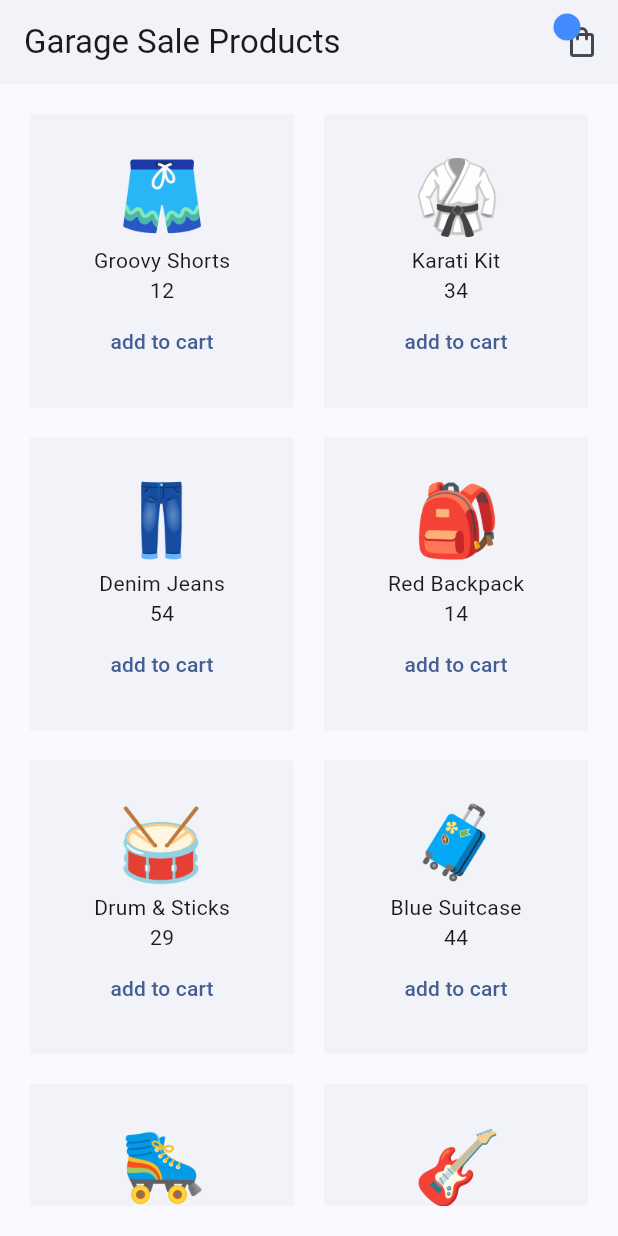
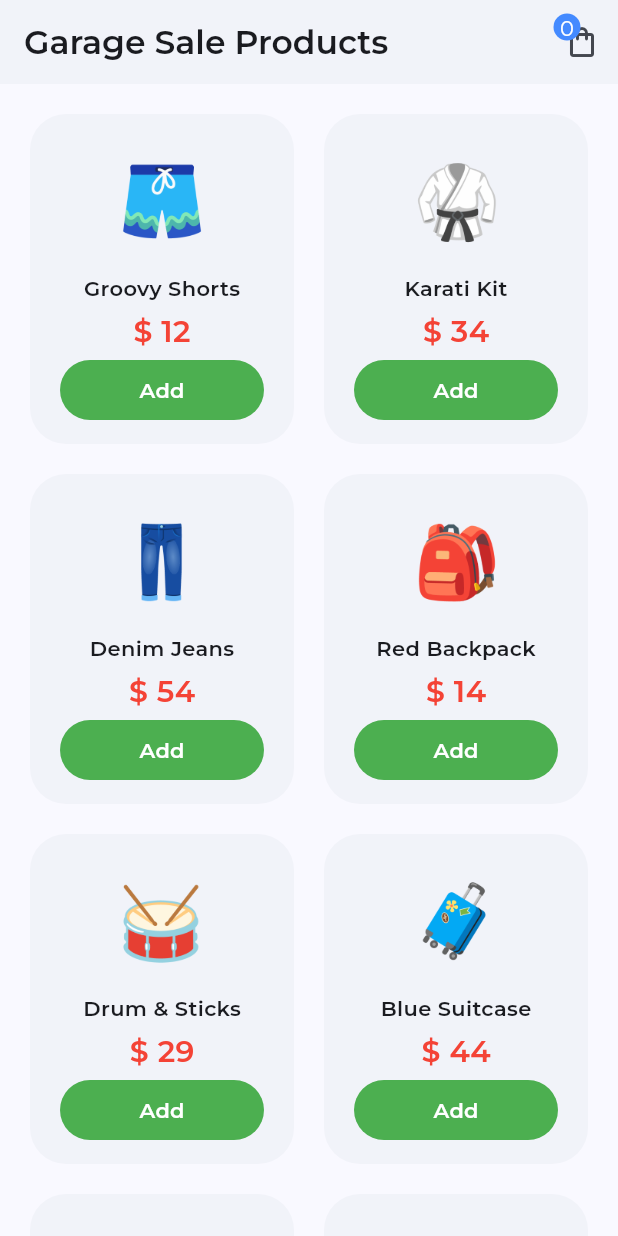
Before and after one commit to itiswd/Riverpod-Simple-Local-ECommerce, a Flutter app: the screen it shows after launch, on a phone screen of 412 x 824 dp. Run offline on Flutter 3.47's test engine with Material 3 defaults, Android fonts, the phone set to English and light mode, and no system bars; our stand-ins replace flutter_riverpod, riverpod_annotation; generated files the repository leaves out were written again; project files that could hold a hidden picture were left out.

Commit message:
Refactor the UI and make it cooooool😘

```diff
--- a/lib/main.dart
+++ b/lib/main.dart
@@ -18,6 +18,7 @@ class MyApp extends StatelessWidget {
         colorScheme: ColorScheme.fromSeed(
           seedColor: Colors.blueAccent,
         ),
+        fontFamily: 'Montserrat',
       ),
       debugShowCheckedModeBanner: false,
       home: const HomeScreen(),
--- a/lib/screens/cart/cart_screen.dart
+++ b/lib/screens/cart/cart_screen.dart
@@ -18,7 +18,12 @@ class _CartScreenState extends ConsumerState<CartScreen> {
     final total = ref.watch(totalCartPriceProvider);
     return Scaffold(
       appBar: AppBar(
-        title: const Text('Your Cart'),
+        title: const Text(
+          'Your Cart',
+          style: TextStyle(
+            fontWeight: FontWeight.w600,
+          ),
+        ),
         centerTitle: true,
         // actions: [],
       ),
--- a/lib/screens/home/home_screen.dart
+++ b/lib/screens/home/home_screen.dart
@@ -1,8 +1,10 @@
 import 'package:flutter/material.dart';
 import 'package:flutter_riverpod/flutter_riverpod.dart';
+import 'package:riverpod_files/models/product.dart';
 import 'package:riverpod_files/providers/cart_provider.dart';
 import 'package:riverpod_files/providers/products_provider.dart';
 import 'package:riverpod_files/shared/cart_icon.dart';
+import 'package:riverpod_files/shared/main_button.dart';
 
 class HomeScreen extends ConsumerWidget {
   const HomeScreen({super.key});
@@ -13,24 +15,34 @@ class HomeScreen extends ConsumerWidget {
     final cartProducts = ref.watch(cartNotifierProvider);
     return Scaffold(
       appBar: AppBar(
+        scrolledUnderElevation: 0,
         backgroundColor: Colors.blueGrey.withOpacity(0.05),
-        title: const Text('Garage Sale Products'),
-        actions: const [CartIcon()],
+        title: const Text(
+          'Garage Sale Products',
+          style: TextStyle(
+            fontWeight: FontWeight.w600,
           ),
-      body: Padding(
+        ),
+        actions: const [
+          CartIcon(),
+        ],
+      ),
+      body: GridView.builder(
         padding: const EdgeInsets.all(20),
-        child: GridView.builder(
         itemCount: allProducts.length,
         gridDelegate: const SliverGridDelegateWithFixedCrossAxisCount(
           crossAxisCount: 2,
           mainAxisSpacing: 20,
           crossAxisSpacing: 20,
-            childAspectRatio: 0.9,
+          childAspectRatio: 0.8,
         ),
         itemBuilder: (context, index) {
           return Container(
-              padding: const EdgeInsets.all(20),
+            padding: const EdgeInsets.all(12.0),
+            decoration: BoxDecoration(
               color: Colors.blueGrey.withOpacity(0.05),
+              borderRadius: BorderRadius.circular(24.0),
+            ),
             child: Column(
               mainAxisAlignment: MainAxisAlignment.center,
               children: [
@@ -40,32 +52,47 @@ class HomeScreen extends ConsumerWidget {
                   height: 64,
                   allProducts[index].image,
                 ),
-                  Text(allProducts[index].title),
-                  Text(allProducts[index].price.toString()),
+                const Spacer(flex: 3),
+                Text(
+                  allProducts[index].title,
+                  style: const TextStyle(
+                    fontWeight: FontWeight.w600,
+                  ),
+                ),
+                const Spacer(),
+                Text(
+                  '\$ ${allProducts[index].price}',
+                  style: const TextStyle(
+                    fontWeight: FontWeight.w600,
+                    fontSize: 20.0,
+                    color: Colors.red,
+                  ),
+                ),
                 if (cartProducts.contains(allProducts[index]))
-                    TextButton(
+                  MainButton(
+                    text: 'Remove',
+                    color: Colors.red,
                     onPressed: () {
                       ref
                           .read(cartNotifierProvider.notifier)
                           .remove(allProducts[index]);
                     },
-                      child: const Text('remove from cart'),
                   ),
                 if (!cartProducts.contains(allProducts[index]))
-                    TextButton(
+                  MainButton(
+                    text: 'Add',
+                    color: Colors.green,
                     onPressed: () {
                       ref
                           .read(cartNotifierProvider.notifier)
                           .add(allProducts[index]);
                     },
-                      child: const Text('add to cart'),
-                    )
+                  ),
               ],
             ),
           );
         },
       ),
-      ),
     );
   }
 }
--- a/lib/shared/cart_icon.dart
+++ b/lib/shared/cart_icon.dart
@@ -1,18 +1,26 @@
 import 'package:flutter/material.dart';
+import 'package:flutter_riverpod/flutter_riverpod.dart';
+import 'package:riverpod_files/providers/cart_provider.dart';
 import 'package:riverpod_files/screens/cart/cart_screen.dart';
 
-class CartIcon extends StatelessWidget {
+class CartIcon extends ConsumerWidget {
   const CartIcon({super.key});
 
   @override
-  Widget build(BuildContext context) {
+  Widget build(BuildContext context, WidgetRef ref) {
+    final cartProductsNumer = ref.watch(cartNotifierProvider).length;
     return Stack(
       children: [
         IconButton(
           onPressed: () {
-            Navigator.push(context, MaterialPageRoute(builder: (context) {
-              return const CartScreen();
-            }));
+            Navigator.push(
+              context,
+              MaterialPageRoute(
+                builder: (context) {
+                  return const CartScreen();
+                },
+              ),
+            );
           },
           icon: const Icon(Icons.shopping_bag_outlined),
         ),
@@ -27,6 +35,12 @@ class CartIcon extends StatelessWidget {
               borderRadius: BorderRadius.circular(10),
               color: Colors.blueAccent,
             ),
+            child: Text(
+              cartProductsNumer.toString(),
+              style: const TextStyle(
+                color: Colors.white,
+              ),
+            ),
           ),
         ),
       ],
--- /dev/null
+++ b/lib/shared/main_button.dart
@@ -0,0 +1,38 @@
+import 'package:flutter/material.dart';
+
+class MainButton extends StatelessWidget {
+  final void Function()? onPressed;
+  final Color color;
+  final String text;
+  const MainButton({
+    super.key,
+    this.onPressed,
+    required this.color,
+    required this.text,
+  });
+
+  @override
+  Widget build(BuildContext context) {
+    return Padding(
+      padding: const EdgeInsets.symmetric(horizontal: 8.0),
+      child: TextButton(
+        style: TextButton.styleFrom(
+          backgroundColor: color,
+        ),
+        onPressed: onPressed,
+        child: Row(
+          mainAxisAlignment: MainAxisAlignment.center,
+          children: [
+            Text(
+              text,
+              style: const TextStyle(
+                color: Colors.white,
+                fontWeight: FontWeight.w600,
+              ),
+            ),
+          ],
+        ),
+      ),
+    );
+  }
+}
```
Also changed, not shown: pubspec.yaml (+4 -12 lines), assets/fonts/Montserrat-Regular.ttf (added). Lines whose indentation alone changed are shown as unchanged.
